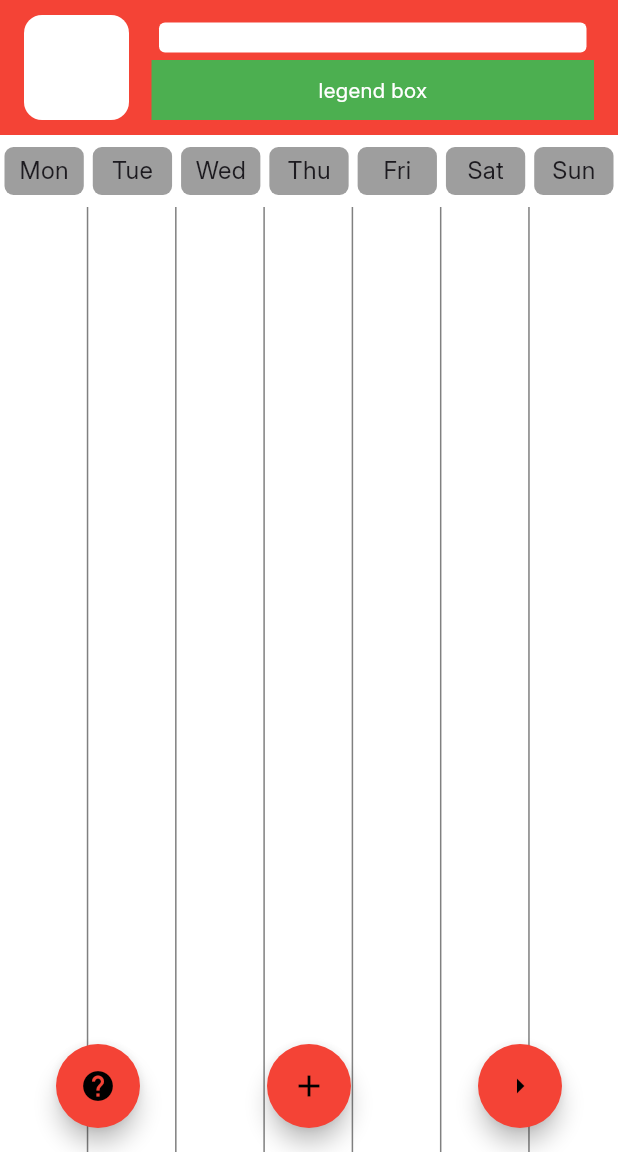
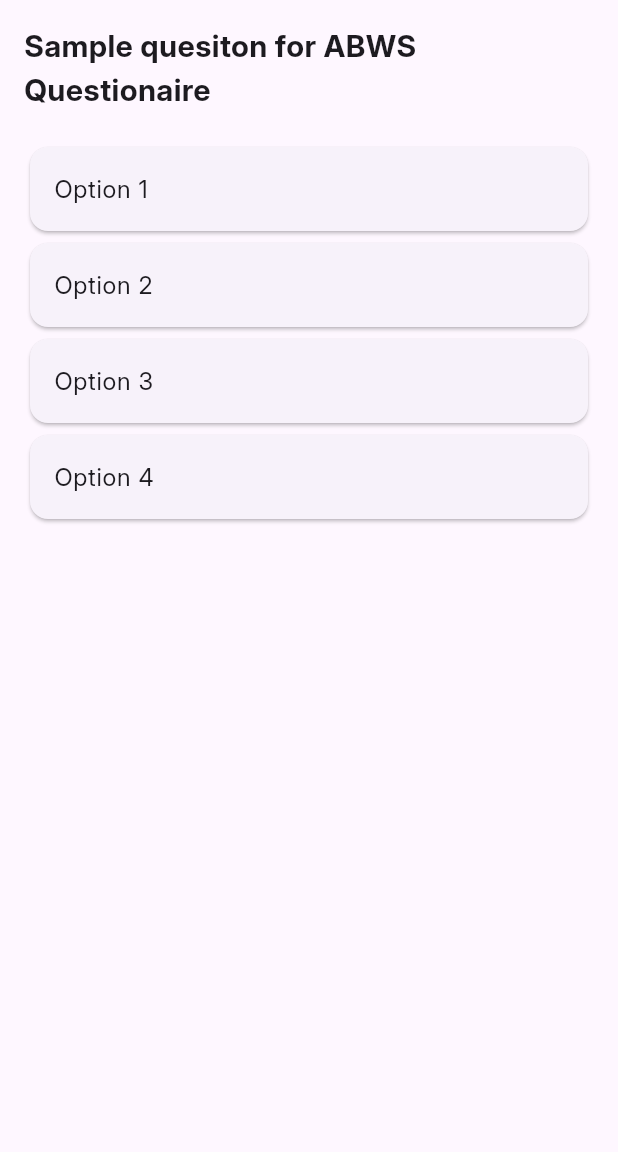
Before and after one commit to danieltsam/goat_tradie_poc, a Flutter app: the screen it shows after launch, on a phone screen of 412 x 824 dp, the part 84-1236 px from its top. Run offline on Flutter 3.47's test engine with Material 3 defaults, Android fonts, the phone set to English and light mode, and no system bars.

Commit message:
feat: Added sample question
Sample questionnaire

```diff
--- a/abws_poc/lib/main.dart
+++ b/abws_poc/lib/main.dart
@@ -1,3 +1,4 @@
+import 'package:abws_poc/pages/questionaire.dart';
 import 'package:abws_poc/pages/schedulehome.dart';
 import 'package:flutter/material.dart';
 
@@ -14,7 +15,7 @@ class MyApp extends StatelessWidget {
     return MaterialApp(
       debugShowCheckedModeBanner: false,
       theme: ThemeData(fontFamily: 'Inter'),
-      home: const ScheduleHomePage(),
+      home: const QuestionnaireWidget(),
     );
   }
 }
--- /dev/null
+++ b/abws_poc/lib/pages/questionaire.dart
@@ -0,0 +1,150 @@
+import 'package:flutter/material.dart';
+import 'schedulehome.dart';
+
+class Question {
+  final String text;
+  final List<String> options;
+
+  Question({required this.text, required this.options});
+}
+
+class QuestionnaireWidget extends StatefulWidget {
+  const QuestionnaireWidget({super.key});
+
+  @override
+  State<QuestionnaireWidget> createState() => _QuestionnaireWidgetState();
+}
+
+class _QuestionnaireWidgetState extends State<QuestionnaireWidget> {
+  final PageController _pageController = PageController();
+  int _currentIndex = 0;
+
+  // Track chosen answers mapping: { questionIndex: chosenOption }
+  final Map<int, String> _answers = {};
+
+  final List<Question> _questions = [
+    Question(
+      text: "Sample quesiton for ABWS Questionaire",
+      options: ["Option 1", "Option 2", "Option 3", "Option 4"],
+    ),
+    Question(
+      text: "2nd sample question for ABWS",
+      options: ["Different options", "Less than previous"],
+    ),
+  ];
+
+  void _nextPage(int questionIndex, String selectedOption) {
+    setState(() {
+      _answers[questionIndex] = selectedOption;
+    });
+
+    if (_currentIndex < _questions.length - 1) {
+      _pageController.nextPage(
+        duration: const Duration(milliseconds: 300),
+        curve: Curves.easeIn,
+      );
+    } else {
+      _submitSurvey();
+    }
+  }
+
+  void _submitSurvey() {
+    showDialog(
+      context: context,
+      builder: (context) => AlertDialog(
+        title: const Text("Quesitonaire complete"),
+        content: Text("Go make your better weekly structure"),
+        actions: [
+          TextButton(
+            onPressed: () => Navigator.push(context, MaterialPageRoute(builder: (context) => const ScheduleHomePage())),
+            child: const Text("To ABWS"),
+          )
+        ],
+      ),
+    );
+  }
+
+  @override
+  Widget build(BuildContext context) {
+    return Scaffold(
+      appBar: appBar(),
+      body: PageView.builder(
+        controller: _pageController,
+        physics: const NeverScrollableScrollPhysics(), // Prevent manual swiping
+        onPageChanged: (index) => setState(() => _currentIndex = index),
+        itemCount: _questions.length,
+        itemBuilder: (context, qIndex) {
+          final currentQuestion = _questions[qIndex];
+          return Padding(
+            padding: const EdgeInsets.all(16.0),
+            child: Column(
+              crossAxisAlignment: CrossAxisAlignment.start,
+              children: [
+                Text(
+                  currentQuestion.text,
+                  style: const TextStyle(fontSize: 20, fontWeight: FontWeight.bold),
+                ),
+                const SizedBox(height: 20),
+                ...currentQuestion.options.map((option) {
+                  return Card(
+                    child: ListTile(
+                      title: Text(option),
+                      onTap: () => _nextPage(qIndex, option),
+                    ),
+                  );
+                }),
+              ],
+            ),
+          );
+        },
+      ),
+    );
+  }
+
+  AppBar appBar() {
+    return AppBar(
+      title: const Text(
+        'A Better Weekly Structure',
+        style: TextStyle(color: Colors.black, fontSize: 18, fontFamily: 'HighVoltage'),
+      ),
+      backgroundColor: Colors.red,
+      elevation: 0.0,
+      centerTitle: true,
+      leading: GestureDetector(
+        onTap: () {},
+        child: Container(
+          margin: const EdgeInsets.all(10),
+          alignment: Alignment.center,
+          decoration: BoxDecoration(
+            color: Colors.red,
+            borderRadius: BorderRadius.circular(10),
+          ),
+          child: Image.asset(
+            'assets/icons/back_arrow.png',
+            height: 20,
+            width: 20,
+          ),
+        ),
+      ),
+
+      //Comtains the GOAT profile button
+      //the "actions" section is a special property of the appBar widget for things like your profile icon or notifications icon
+      actions: [
+        Container(
+          margin: const EdgeInsets.all(10),
+          alignment: Alignment.center,
+          width: 37,
+          decoration: BoxDecoration(
+            color: Colors.red,
+            borderRadius: BorderRadius.circular(10),
+          ),
+          child: Image.asset(
+            'assets/icons/goat_temp.png',
+            height: 20,
+            width: 20,
+          ),
+        ),
+      ],
+    );
+  }
+}
```
